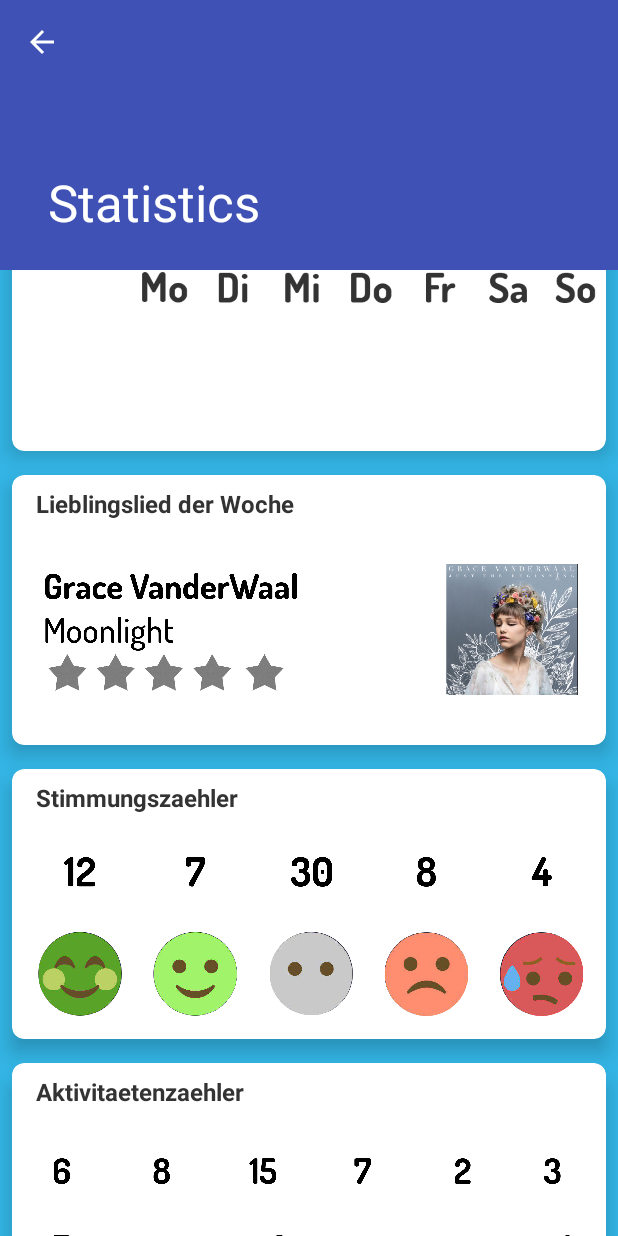
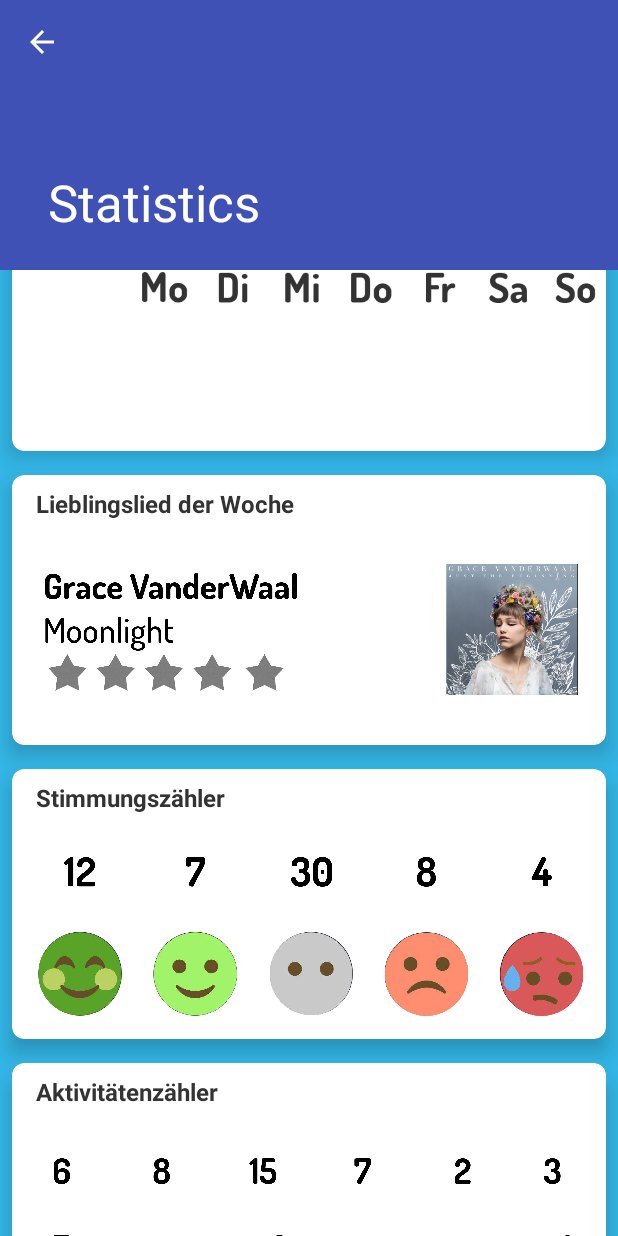
Before and after one commit to mpharp/dialyApp, an Android app: the Statistics screen opened directly, with no data from a screen before it, scrolled down 450 dp, on a phone screen of 412 x 824 dp. Run offline under Robolectric (Android 15) with nearby library versions, the phone set to English and light mode, and no system bars; 1 statement that could not run was skipped.

Commit message:
Statistics cropped image

```diff
--- a/app/src/main/res/layout/content_statistics.xml
+++ b/app/src/main/res/layout/content_statistics.xml
@@ -15,7 +15,7 @@
         app:layout_behavior="@string/appbar_scrolling_view_behavior"
         android:background="@color/bg_color">
 
-        <!--Streak-->
+        <!-- Streak -->
         <ImageView
             android:layout_width="match_parent"
             android:layout_height="100dp"
@@ -23,7 +23,7 @@
             />
 
 
-        <!--stimmungsverlauf-->
+        <!-- Stimmungsverlauf -->
         <android.support.v7.widget.CardView
             android:id="@+id/emote_history"
             android:layout_width="match_parent"
@@ -57,7 +57,9 @@
 
         </LinearLayout>
         </android.support.v7.widget.CardView>
-        <!--Favsong-->
+
+
+        <!-- Lieblingssong -->
         <android.support.v7.widget.CardView
             android:id="@+id/favsong"
             android:layout_width="match_parent"
@@ -94,7 +96,7 @@
         </android.support.v7.widget.CardView>
 
 
-        <!--Moodcounter-->
+        <!-- Moodcounter -->
         <android.support.v7.widget.CardView
             android:id="@+id/moodcount"
             android:layout_width="match_parent"
@@ -129,7 +131,9 @@
 
             </LinearLayout>
         </android.support.v7.widget.CardView>
-        <!--activitycount-->
+
+
+        <!-- Anzahl Activities-->
         <android.support.v7.widget.CardView
             android:id="@+id/activitycount"
             android:layout_width="match_parent"
@@ -165,7 +169,8 @@
             </LinearLayout>
         </android.support.v7.widget.CardView>
 
-        <!--activmood-->
+
+        <!-- Stimmung je Aktivität -->
         <android.support.v7.widget.CardView
             android:id="@+id/activmood"
             android:layout_width="match_parent"
@@ -195,16 +200,18 @@
                     android:layout_height="150dp"
                     android:src="@drawable/stat_activmood"
                     android:scaleType="centerInside"
-
+                    android:cropToPadding="true"
+                    android:paddingRight="-35dp"
                     />
 
             </LinearLayout>
         </android.support.v7.widget.CardView>
 
+
         <!-- SPACER -->
         <View
             android:layout_width="match_parent"
-            android:layout_height="100dp" />
+            android:layout_height="60dp" />
 
 
         <!--<TextView
--- a/app/src/main/res/values/strings.xml
+++ b/app/src/main/res/values/strings.xml
@@ -184,7 +184,7 @@
     <string name="titel_verlauf">Stimmungsverlauf der Woche</string>
     <string name="title_activity_entry__view">Eintrag</string>
     <string name="title_activity_entry_view">Eintrag</string>
-    <string name="stimmungszaehler">Stimmungszaehler</string>
-    <string name="aktivitaetenzaehler">Aktivitaetenzaehler</string>
-    <string name="durchschn_stimmung_f_r_aktivitaeten">Durchschn. Stimmung für Aktivitaeten</string>
+    <string name="stimmungszaehler">Stimmungszähler</string>
+    <string name="aktivitaetenzaehler">Aktivitätenzähler</string>
+    <string name="durchschn_stimmung_f_r_aktivitaeten">Durchschn. Stimmung für Aktivitäten</string>
 </resources>
```
